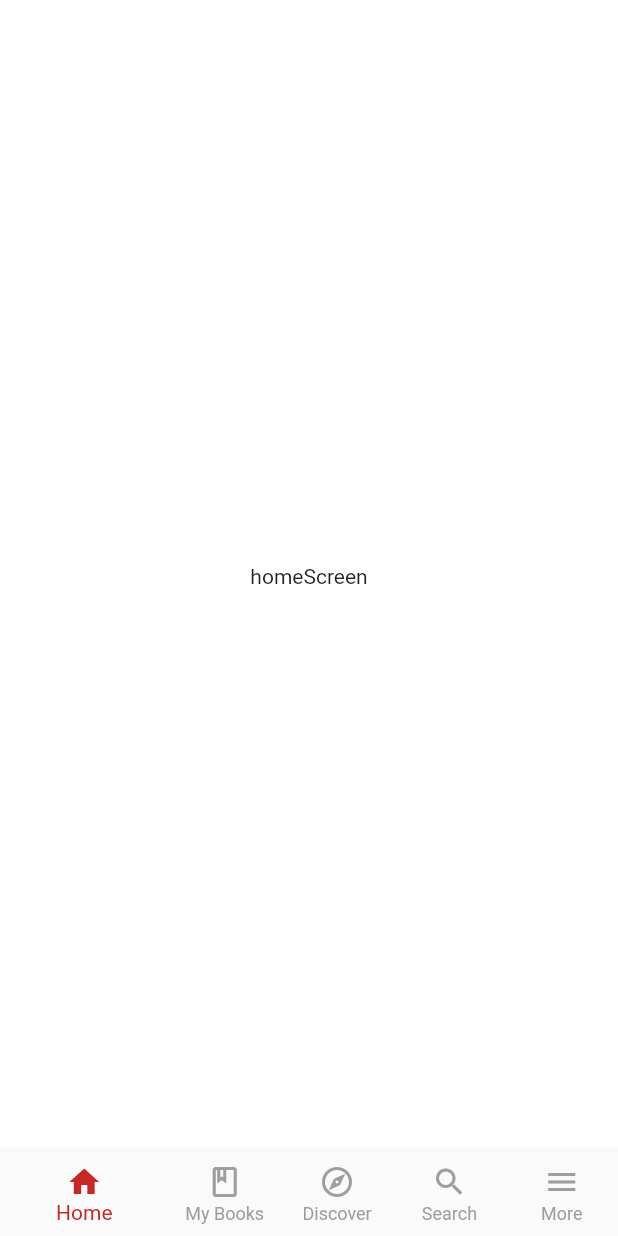
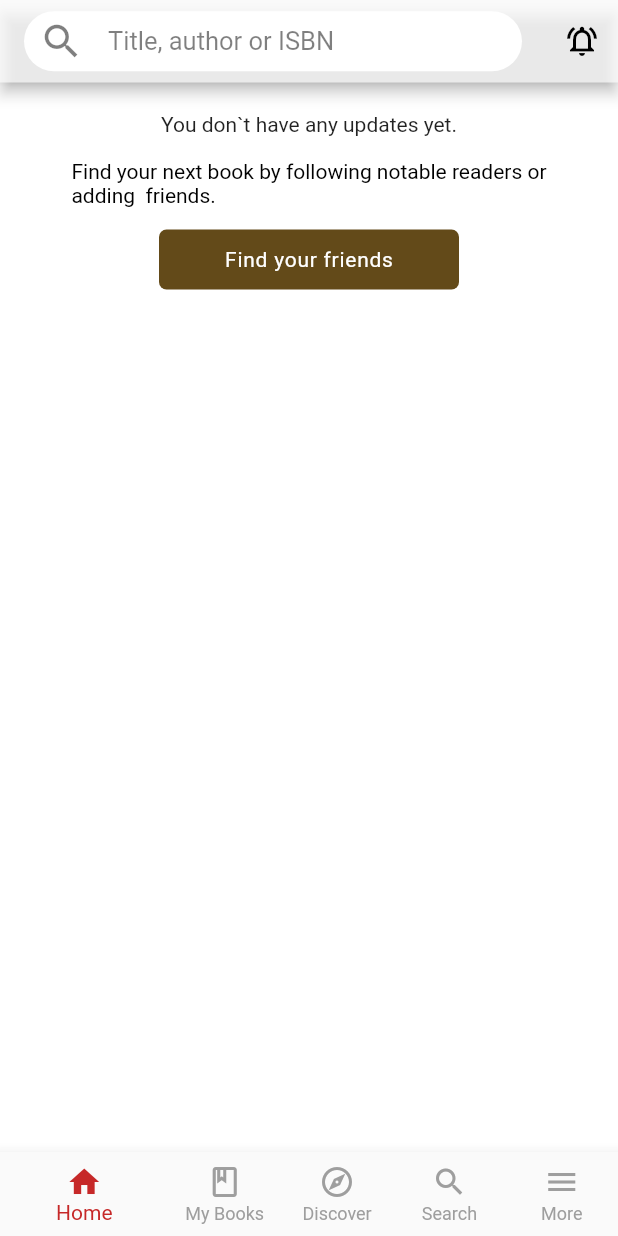
Before and after one commit to xaakib/ebook_library, a Flutter app: the screen it shows after launch, on a phone screen of 412 x 824 dp. Run offline on Flutter 3.47's test engine with Material 2 defaults, Android fonts, the phone set to English and light mode, and no system bars.

Commit message:
done appbar

```diff
--- a/lib/screens/home_screen.dart
+++ b/lib/screens/home_screen.dart
@@ -7,13 +7,38 @@ class HomeScreen extends StatelessWidget {
   Widget build(BuildContext context) {
     return Scaffold(
       body: Container(
-        height: double.infinity,
-        width: double.infinity,
-        color: Colors.white,
-        child: Center(
-          child: Text("homeScreen"),
-        ),
-      ),
+          height: double.infinity,
+          width: double.infinity,
+          color: Colors.white,
+          child: Column(
+            children: [
+              SizedBox(height: 20),
+              Text("You don`t have any updates yet."),
+              SizedBox(height: 15),
+              Text(
+                "Find your next book by following notable readers or\nadding  friends.",
+                style: TextStyle(
+                    fontWeight: FontWeight.normal, color: Colors.black),
+              ),
+              SizedBox(height: 15),
+              Container(
+                alignment: Alignment.center,
+                height: 40,
+                width: 200,
+                decoration: BoxDecoration(
+                  color: Color(0xff634a19),
+                  borderRadius: BorderRadius.circular(5),
+                ),
+                child: Text(
+                  "Find your friends",
+                  style: TextStyle(
+                      color: Colors.white,
+                      fontWeight: FontWeight.normal,
+                      letterSpacing: 0.5),
+                ),
+              ),
+            ],
+          )),
     );
   }
 }
--- a/lib/screens/main_screen.dart
+++ b/lib/screens/main_screen.dart
@@ -32,6 +32,35 @@ class _MainScreenState extends State<MainScreen> {
   @override
   Widget build(BuildContext context) {
     return Scaffold(
+      appBar: AppBar(
+        leadingWidth: 0,
+        backgroundColor: Colors.white.withOpacity(0.7),
+        centerTitle: false,
+        toolbarHeight: 55,
+        title: Container(
+          padding: EdgeInsets.symmetric(horizontal: 10),
+          height: 40,
+          width: double.infinity,
+          decoration: BoxDecoration(
+              color: Colors.white, borderRadius: BorderRadius.circular(30)),
+          child: TextField(
+              decoration: InputDecoration(
+                  icon: Icon(Icons.search_outlined,
+                      size: 30, color: Colors.black.withOpacity(0.5)),
+                  border: InputBorder.none,
+                  hintText: "Title, author or ISBN",
+                  hintStyle: TextStyle(
+                      color: Colors.black.withOpacity(0.5), fontSize: 17))),
+        ),
+        actions: [
+          IconButton(
+              onPressed: () {},
+              icon: Icon(
+                Icons.notifications_active_outlined,
+                color: Colors.black,
+              ))
+        ],
+      ),
       body: Center(
         child: _widgetOptions.elementAt(_selectedIndex),
       ),
```
